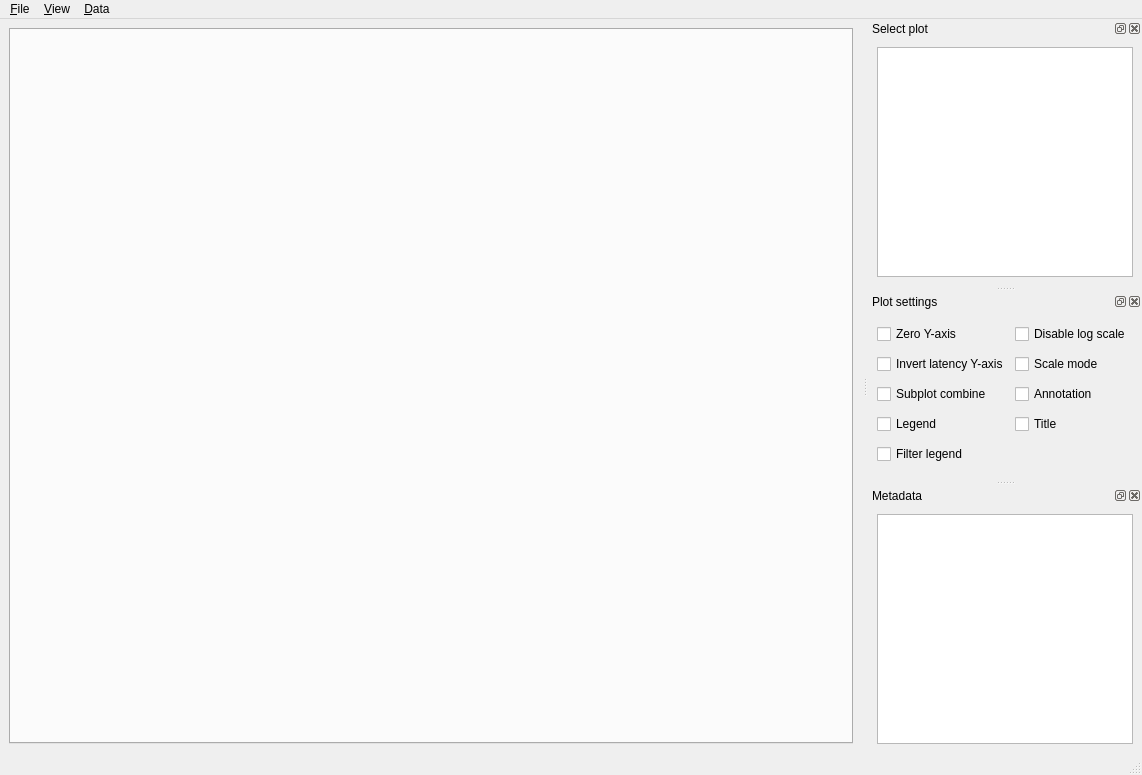
Old version of the form flent/ui/mainwindow.ui in the repository tohojo/flent.
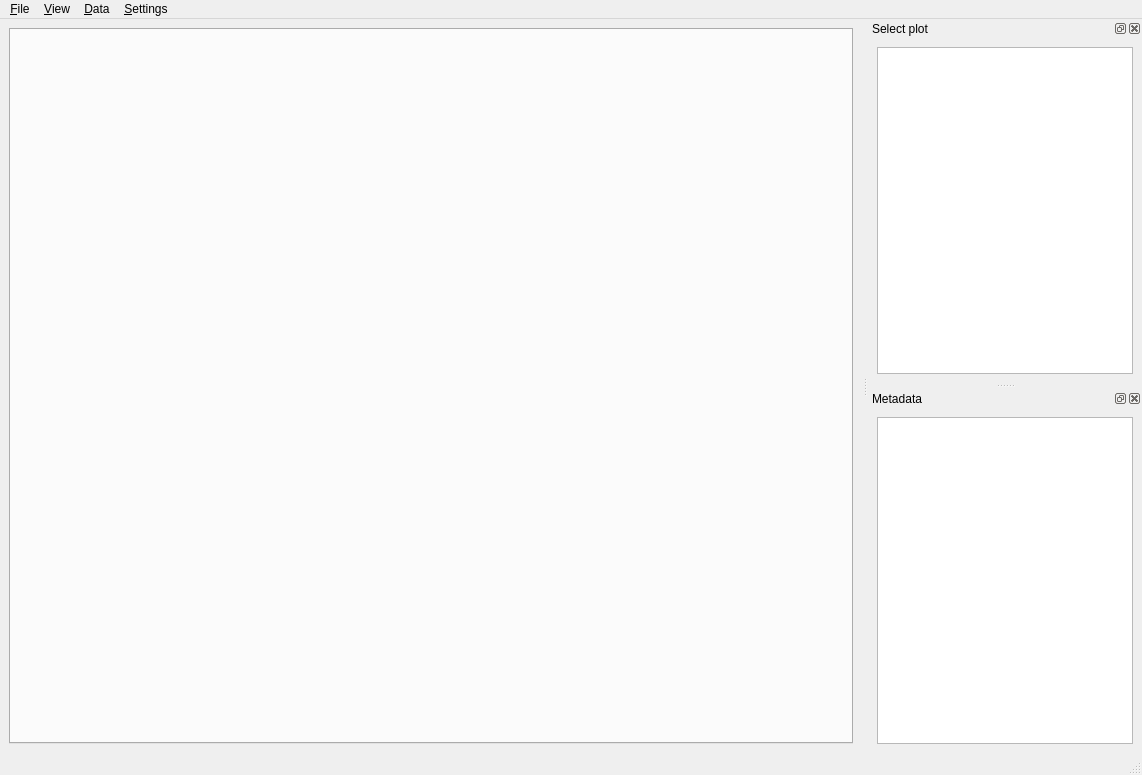
New version of the form.

Commit message:
GUI: Turn the plot settings panel into a menu.
Closes #47.

```diff
--- a/flent/ui/mainwindow.ui
+++ b/flent/ui/mainwindow.ui
@@ -76,9 +76,27 @@
     <addaction name="separator"/>
     <addaction name="actionScaleOpen"/>
    </widget>
+   <widget class="QMenu" name="menu_Settings">
+    <property name="title">
+     <string>&amp;Settings</string>
+    </property>
+    <addaction name="checkZeroY"/>
+    <addaction name="checkInvertY"/>
+    <addaction name="checkDisableLog"/>
+    <addaction name="separator"/>
+    <addaction name="checkScaleMode"/>
+    <addaction name="checkSubplotCombine"/>
+    <addaction name="separator"/>
+    <addaction name="checkAnnotation"/>
+    <addaction name="checkTitle"/>
+    <addaction name="checkLegend"/>
+    <addaction name="separator"/>
+    <addaction name="checkFilterLegend"/>
+   </widget>
    <addaction name="menu_File"/>
    <addaction name="menu_View"/>
    <addaction name="menu_Data"/>
+   <addaction name="menu_Settings"/>
   </widget>
   <widget class="QStatusBar" name="statusbar"/>
   <widget class="QDockWidget" name="plotDock">
@@ -103,135 +121,6 @@
     </layout>
    </widget>
   </widget>
-  <widget class="QDockWidget" name="settingsDock">
-   <property name="windowTitle">
-    <string>Plot settings</string>
-   </property>
-   <attribute name="dockWidgetArea">
-    <number>2</number>
-   </attribute>
-   <widget class="QWidget" name="dockWidgetContents_2">
-    <layout class="QGridLayout" name="gridLayout">
-     <item row="2" column="0">
-      <widget class="QCheckBox" name="checkSubplotCombine">
-       <property name="toolTip">
-        <string>When plotting multiple data series, plot each one on a separate subplot instead of combining them into one plot (not supported for all plot types).</string>
-       </property>
-       <property name="statusTip">
-        <string>When plotting multiple data series, plot each one on a separate subplot instead of combining them into one plot (not supported for all plot types).</string>
-       </property>
-       <property name="text">
-        <string>Subplot combine</string>
-       </property>
-      </widget>
-     </item>
-     <item row="0" column="1">
-      <widget class="QCheckBox" name="checkDisableLog">
-       <property name="toolTip">
-        <string>Disable automatic log scaling of axes?</string>
-       </property>
-       <property name="statusTip">
-        <string>Disable automatic log scaling of axes?</string>
-       </property>
-       <property name="text">
-        <string>Disable log scale</string>
-       </property>
-      </widget>
-     </item>
-     <item row="0" column="0">
-      <widget class="QCheckBox" name="checkZeroY">
-       <property name="toolTip">
-        <string>Always start Y-axis at 0?</string>
-       </property>
-       <property name="statusTip">
-        <string>Always start Y-axis at 0?</string>
-       </property>
-       <property name="text">
-        <string>Zero Y-axis</string>
-       </property>
-      </widget>
-     </item>
-     <item row="1" column="0">
-      <widget class="QCheckBox" name="checkInvertY">
-       <property name="toolTip">
-        <string>Invert the y-axis for latency data series (making plots show 'better values upwards').</string>
-       </property>
-       <property name="statusTip">
-        <string>Invert the y-axis for latency data series (making plots show 'better values upwards').</string>
-       </property>
-       <property name="text">
-        <string>Invert latency Y-axis</string>
-       </property>
-      </widget>
-     </item>
-     <item row="1" column="1">
-      <widget class="QCheckBox" name="checkScaleMode">
-       <property name="toolTip">
-        <string>Use extra data files for axis scaling instaed of plotting them?</string>
-       </property>
-       <property name="statusTip">
-        <string>Use extra data files for axis scaling instaed of plotting them?</string>
-       </property>
-       <property name="text">
-        <string>Scale mode</string>
-       </property>
-      </widget>
-     </item>
-     <item row="2" column="1">
-      <widget class="QCheckBox" name="checkAnnotation">
-       <property name="toolTip">
-        <string>Annotate plot (at the bottom)?</string>
-       </property>
-       <property name="statusTip">
-        <string>Annotate plot (at the bottom)?</string>
-       </property>
-       <property name="text">
-        <string>Annotation</string>
-       </property>
-      </widget>
-     </item>
-     <item row="3" column="0">
-      <widget class="QCheckBox" name="checkLegend">
-       <property name="toolTip">
-        <string>Draw plot legend?</string>
-       </property>
-       <property name="statusTip">
-        <string>Draw plot legend?</string>
-       </property>
-       <property name="text">
-        <string>Legend</string>
-       </property>
-      </widget>
-     </item>
-     <item row="3" column="1">
-      <widget class="QCheckBox" name="checkTitle">
-       <property name="toolTip">
-        <string>Draw plot title?</string>
-       </property>
-       <property name="statusTip">
-        <string>Draw plot title?</string>
-       </property>
-       <property name="text">
-        <string>Title</string>
-       </property>
-      </widget>
-     </item>
-     <item row="4" column="0">
-      <widget class="QCheckBox" name="checkFilterLegend">
-       <property name="toolTip">
-        <string>Filter legend labels by removing the longest common substring from all entries.</string>
-       </property>
-       <property name="statusTip">
-        <string>Filter legend labels by removing the longest common substring from all entries.</string>
-       </property>
-       <property name="text">
-        <string>Filter legend</string>
-       </property>
-      </widget>
-     </item>
-    </layout>
-   </widget>
-  </widget>
   <widget class="QDockWidget" name="metadataDock">
    <property name="windowTitle">
     <string>Metadata</string>
```
Left out of the diff: 89 changed lines with no effect on the pictures. The commit also changes 1 other file.
